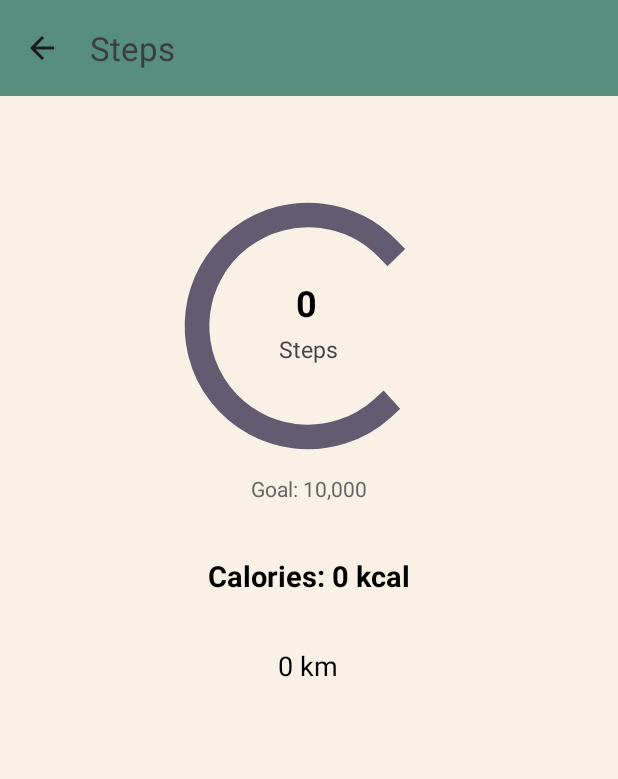
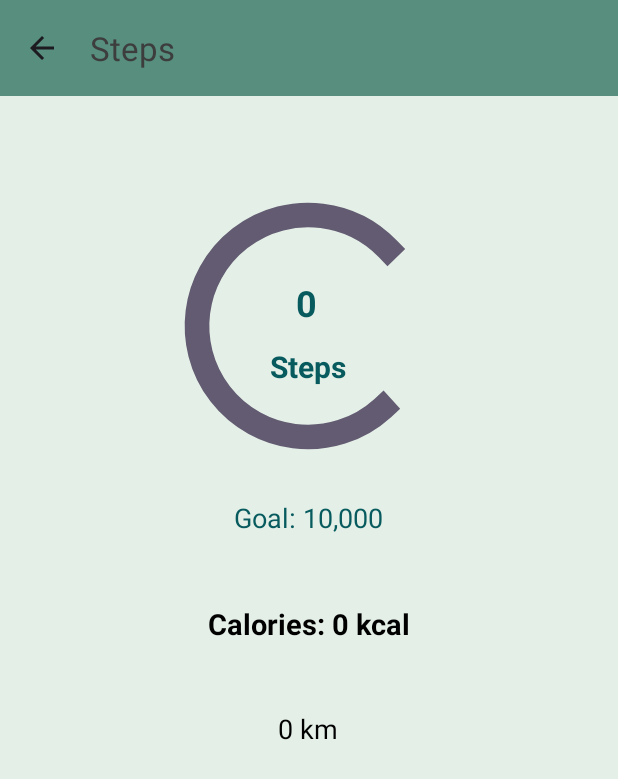
Before and after one commit to indranil-sarkar244/Fitness_Tracker_App8, an Android app: the SensorActivity screen opened directly, with no data from a screen before it, on a phone screen of 412 x 824 dp. Shown: the top 779 px of the screen. Run offline under Robolectric (Android 15) with nearby library versions, the phone set to English and light mode, and no system bars; libraries missing offline, so code that uses them is left out: com.mikhaellopez.circularprogressbar; plain views replace CircularProgressBar; 6 statements that could not run were skipped.

Commit message:
background color of loading page and step pages have changed

```diff
--- a/app/src/main/res/layout/activity_sensor.xml
+++ b/app/src/main/res/layout/activity_sensor.xml
@@ -6,7 +6,7 @@
     android:id="@+id/main"
     android:layout_width="match_parent"
     android:layout_height="match_parent"
-    android:background="#FAF1E6"
+    android:background="?attr/colorSurface"
     tools:context=".SensorActivity">
 
     <!-- Top toolbar with title -->
@@ -61,7 +61,7 @@
         android:layout_height="56dp"
         android:gravity="center"
         android:text="0"
-        android:textColor="@android:color/black"
+        android:textColor="?attr/colorOnSurface"
         android:textSize="24sp"
         android:textStyle="bold"
         app:layout_constraintBottom_toBottomOf="@id/circularProgressBar"
@@ -71,21 +71,22 @@
         app:layout_constraintTop_toTopOf="@id/circularProgressBar"
         app:layout_constraintVertical_bias="0.393" />
 
+
+    <!--    implement calories count -->
+
     <TextView
         android:id="@+id/textView6"
         android:layout_width="wrap_content"
         android:layout_height="wrap_content"
         android:text="Goal: 10,000"
-        android:textSize="14sp"
-        android:textColor="#666666"
+        android:textColor="?attr/colorOnSurface"
+        android:textSize="18sp"
+        app:layout_constraintBottom_toBottomOf="parent"
+        app:layout_constraintEnd_toEndOf="parent"
+        app:layout_constraintHorizontal_bias="0.498"
+        app:layout_constraintStart_toStartOf="parent"
         app:layout_constraintTop_toBottomOf="@+id/circularProgressBar"
-        app:layout_constraintStart_toStartOf="parent"
-        app:layout_constraintEnd_toEndOf="parent"
-        app:layout_constraintBottom_toBottomOf="parent"
-        app:layout_constraintVertical_bias="0.0" />
-
-
-    <!--    implement calories count -->
+        app:layout_constraintVertical_bias="0.034" />
 
     <TextView
         android:id="@+id/textView2"
@@ -93,7 +94,9 @@
         android:layout_height="32dp"
         android:gravity="center"
         android:text="Steps"
-        android:textSize="15sp"
+        android:textColor="?attr/colorOnSurface"
+        android:textSize="20sp"
+        android:textStyle="bold"
         app:layout_constraintBottom_toBottomOf="@+id/textView6"
         app:layout_constraintEnd_toEndOf="@+id/circularProgressBar"
         app:layout_constraintHorizontal_bias="0.504"
@@ -101,13 +104,14 @@
         app:layout_constraintTop_toTopOf="@+id/circularProgressBar"
         app:layout_constraintVertical_bias="0.532" />
 
+
     <TextView
         android:id="@+id/caloriesBurned"
         android:layout_width="206dp"
         android:layout_height="27dp"
-        android:layout_marginTop="140dp"
+        android:layout_marginTop="172dp"
+        android:gravity="center"
         android:text="Calories: 0 kcal"
-        android:gravity="center"
         android:textColor="@color/black"
         android:textSize="19sp"
         android:textStyle="bold"
@@ -116,12 +120,11 @@
         app:layout_constraintStart_toStartOf="@+id/steptaken"
         app:layout_constraintTop_toBottomOf="@+id/steptaken" />
 
-
     <TextView
         android:id="@+id/distanceWalked"
         android:layout_width="wrap_content"
         android:layout_height="wrap_content"
-        android:layout_marginTop="96dp"
+        android:layout_marginTop="116dp"
         android:text="Distance: 0.0 km"
         android:textColor="@color/black"
         android:textSize="18sp"
--- a/app/src/main/res/values-night/themes.xml
+++ b/app/src/main/res/values-night/themes.xml
@@ -1,7 +1,9 @@
 <resources xmlns:tools="http://schemas.android.com/tools">
-    <!-- Base application theme. -->
     <style name="Base.Theme.FitnessTracker" parent="Theme.Material3.DayNight.NoActionBar">
-        <!-- Customize your dark theme here. -->
-        <!-- <item name="colorPrimary">@color/my_dark_primary</item> -->
+        <!-- Dark theme customization -->
+        <item name="colorPrimary">@color/progressBar</item>
+        <item name="colorOnPrimary">@color/white</item>
+        <item name="colorSurface">#2C3639</item> <!-- Dark surface/background -->
+        <item name="colorOnSurface">#8A784E</item> <!-- Text/icons on surface -->
     </style>
 </resources>
--- a/app/src/main/res/values/colors.xml
+++ b/app/src/main/res/values/colors.xml
@@ -7,6 +7,5 @@
     <color name="progressBarBg">#E0E0E0</color>
     <color name="toolbarText">#D7E352</color>
     <color name="white">#FFFFFFFF</color>
-
-
+   <!-- <color name="text_dynamic">#000000</color> -->
 </resources>
--- a/app/src/main/res/values/themes.xml
+++ b/app/src/main/res/values/themes.xml
@@ -1,15 +1,17 @@
 <resources xmlns:tools="http://schemas.android.com/tools">
     <!-- Base application theme. -->
     <style name="Base.Theme.FitnessTracker" parent="Theme.Material3.DayNight.NoActionBar">
-        <!-- Customize your light theme here. -->
-        <!-- <item name="colorPrimary">@color/my_light_primary</item> -->
+        <!-- Light theme customization -->
+        <item name="colorPrimary">@color/progressBar</item>
+        <item name="colorOnPrimary">@color/white</item>
+        <item name="colorSurface">#E4EFE7</item>
+        <item name="colorOnSurface">#075B5E</item> <!-- Text/icons on surface -->
     </style>
 
     <style name="Theme.FitnessTracker" parent="Base.Theme.FitnessTracker" />
 
-
-    <style name="AppTheme.Picker" parent="Theme.AppCompat.Light.NoActionBar" > <!-- Defines a custom theme "AppTheme.Picker" that inherits from a light theme without an ActionBar -->
-        <item name="android:textColorPrimary">@android:color/holo_blue_bright</item>  <!-- Sets the primary text color to bright blue -->
-        <item name="android:textSize">22sp</item> <!-- Sets the text size to 22sp for better readability -->
+    <style name="AppTheme.Picker" parent="Theme.AppCompat.Light.NoActionBar">
+        <item name="android:textColorPrimary">@android:color/holo_blue_bright</item>
+        <item name="android:textSize">22sp</item>
     </style>
 </resources>
```
Also changed, not shown: app/src/main/res/layout/activity_main.xml (+5 -5 lines).
